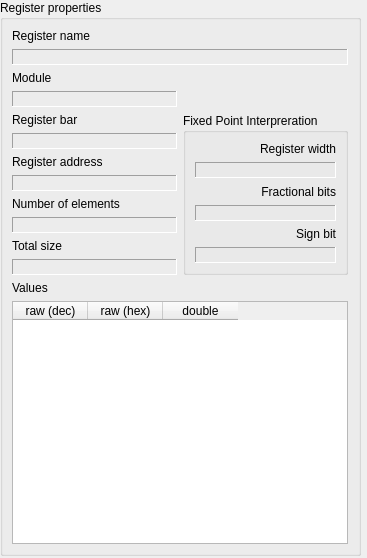
This is src/RegisterPropertiesWidget.ui in ChimeraTK/QtHardMon as Qt 5 draws it before an edit. The edited form follows.
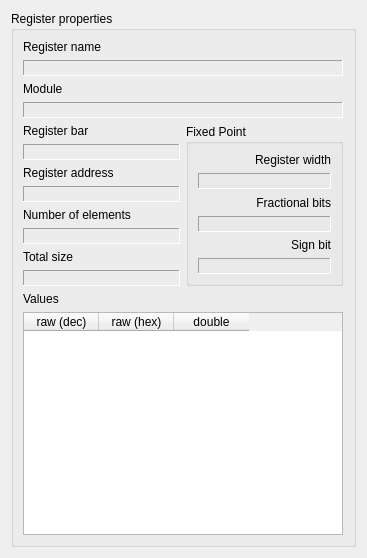
This is the edited form.

Commit message: Fixed incorrect resizing of subwidgets UI used in the application.

```diff
--- a/src/RegisterPropertiesWidget.ui
+++ b/src/RegisterPropertiesWidget.ui
@@ -19,15 +19,9 @@
   <property name="windowTitle">
    <string>Form</string>
   </property>
+  <layout class="QGridLayout" name="gridLayout_2">
+   <item row="0" column="0">
   <widget class="QGroupBox" name="registerPropertiesGroupBox">
-   <property name="geometry">
-    <rect>
-     <x>0</x>
-     <y>0</y>
-     <width>361</width>
-     <height>556</height>
-    </rect>
-   </property>
    <property name="sizePolicy">
     <sizepolicy hsizetype="Preferred" vsizetype="Expanding">
      <horstretch>0</horstretch>
@@ -47,55 +41,113 @@
     <property name="rightMargin">
      <number>10</number>
     </property>
-    <item row="4" column="0">
+      <item row="0" column="0">
+       <layout class="QVBoxLayout" name="verticalLayout_6">
+        <item>
+         <layout class="QVBoxLayout" name="verticalLayout">
+          <item>
+           <widget class="QLabel" name="registerNameLabel">
+            <property name="text">
+             <string>Register name</string>
+            </property>
+           </widget>
+          </item>
+          <item>
+           <widget class="QLabel" name="registerNameDisplay">
+            <property name="enabled">
+             <bool>true</bool>
+            </property>
+            <property name="sizePolicy">
+             <sizepolicy hsizetype="Expanding" vsizetype="Preferred">
+              <horstretch>0</horstretch>
+              <verstretch>0</verstretch>
+             </sizepolicy>
+            </property>
+            <property name="layoutDirection">
+             <enum>Qt::LeftToRight</enum>
+            </property>
+            <property name="frameShape">
+             <enum>QFrame::Panel</enum>
+            </property>
+            <property name="frameShadow">
+             <enum>QFrame::Sunken</enum>
+            </property>
+            <property name="text">
+             <string/>
+            </property>
+           </widget>
+          </item>
+          <item>
+           <widget class="QLabel" name="moduleLabel">
+            <property name="text">
+             <string>Module</string>
+            </property>
+           </widget>
+          </item>
+          <item>
+           <widget class="QLabel" name="moduleDisplay">
+            <property name="sizePolicy">
+             <sizepolicy hsizetype="Expanding" vsizetype="Preferred">
+              <horstretch>0</horstretch>
+              <verstretch>0</verstretch>
+             </sizepolicy>
+            </property>
+            <property name="frameShape">
+             <enum>QFrame::Panel</enum>
+            </property>
+            <property name="frameShadow">
+             <enum>QFrame::Sunken</enum>
+            </property>
+            <property name="text">
+             <string/>
+            </property>
+           </widget>
+          </item>
+          <item>
+           <layout class="QHBoxLayout" name="horizontalLayout">
+            <item>
+             <layout class="QVBoxLayout" name="verticalLayout_2">
+              <item>
      <widget class="QLabel" name="registerBarLabel">
       <property name="text">
        <string>Register bar</string>
       </property>
      </widget>
     </item>
-    <item row="12" column="0">
-     <widget class="QLabel" name="valuesLabel">
+              <item>
+               <widget class="QLabel" name="registerBarDisplay">
+                <property name="sizePolicy">
+                 <sizepolicy hsizetype="Expanding" vsizetype="Preferred">
+                  <horstretch>0</horstretch>
+                  <verstretch>0</verstretch>
+                 </sizepolicy>
+                </property>
+                <property name="frameShape">
+                 <enum>QFrame::Panel</enum>
+                </property>
+                <property name="frameShadow">
+                 <enum>QFrame::Sunken</enum>
+                </property>
       <property name="text">
-       <string>Values</string>
+                 <string/>
       </property>
      </widget>
     </item>
-    <item row="6" column="0">
+              <item>
      <widget class="QLabel" name="registerAddressLabel">
       <property name="text">
        <string>Register address</string>
       </property>
      </widget>
     </item>
-    <item row="11" column="0">
-     <widget class="QLabel" name="registerSizeDisplay">
-      <property name="frameShape">
-       <enum>QFrame::Panel</enum>
-      </property>
-      <property name="frameShadow">
-       <enum>QFrame::Sunken</enum>
-      </property>
-      <property name="text">
-       <string/>
-      </property>
-     </widget>
-    </item>
-    <item row="5" column="0">
-     <widget class="QLabel" name="registerBarDisplay">
-      <property name="frameShape">
-       <enum>QFrame::Panel</enum>
-      </property>
-      <property name="frameShadow">
-       <enum>QFrame::Sunken</enum>
-      </property>
-      <property name="text">
-       <string/>
-      </property>
-     </widget>
-    </item>
-    <item row="7" column="0">
+              <item>
      <widget class="QLabel" name="registerAddressDisplay">
+                <property name="sizePolicy">
+                 <sizepolicy hsizetype="Expanding" vsizetype="Preferred">
+                  <horstretch>0</horstretch>
+                  <verstretch>0</verstretch>
+                 </sizepolicy>
+                </property>
       <property name="frameShape">
        <enum>QFrame::Panel</enum>
       </property>
@@ -107,8 +159,21 @@
       </property>
      </widget>
     </item>
-    <item row="9" column="0">
+              <item>
+               <widget class="QLabel" name="registerNElementsLabel">
+                <property name="text">
+                 <string>Number of elements</string>
+                </property>
+               </widget>
+              </item>
+              <item>
      <widget class="QLabel" name="registerNElementsDisplay">
+                <property name="sizePolicy">
+                 <sizepolicy hsizetype="Expanding" vsizetype="Preferred">
+                  <horstretch>0</horstretch>
+                  <verstretch>0</verstretch>
+                 </sizepolicy>
+                </property>
       <property name="frameShape">
        <enum>QFrame::Panel</enum>
       </property>
@@ -120,17 +185,181 @@
       </property>
      </widget>
     </item>
-    <item row="10" column="0">
+              <item>
      <widget class="QLabel" name="registerSizeLabel">
       <property name="text">
        <string>Total size</string>
       </property>
      </widget>
     </item>
-    <item row="13" column="0" colspan="2">
+              <item>
+               <widget class="QLabel" name="registerSizeDisplay">
+                <property name="sizePolicy">
+                 <sizepolicy hsizetype="Expanding" vsizetype="Preferred">
+                  <horstretch>0</horstretch>
+                  <verstretch>0</verstretch>
+                 </sizepolicy>
+                </property>
+                <property name="frameShape">
+                 <enum>QFrame::Panel</enum>
+                </property>
+                <property name="frameShadow">
+                 <enum>QFrame::Sunken</enum>
+                </property>
+                <property name="text">
+                 <string/>
+                </property>
+               </widget>
+              </item>
+             </layout>
+            </item>
+            <item>
+             <widget class="QGroupBox" name="fixedPointGroupBox">
+              <property name="sizePolicy">
+               <sizepolicy hsizetype="Expanding" vsizetype="Preferred">
+                <horstretch>0</horstretch>
+                <verstretch>0</verstretch>
+               </sizepolicy>
+              </property>
+              <property name="title">
+               <string>Fixed Point</string>
+              </property>
+              <layout class="QVBoxLayout" name="verticalLayout_5">
+               <item>
+                <layout class="QVBoxLayout" name="verticalLayout_3">
+                 <item>
+                  <widget class="QLabel" name="RegisterwidthLabel">
+                   <property name="locale">
+                    <locale language="English" country="UnitedStates"/>
+                   </property>
+                   <property name="text">
+                    <string>Register width</string>
+                   </property>
+                   <property name="alignment">
+                    <set>Qt::AlignRight|Qt::AlignTrailing|Qt::AlignVCenter</set>
+                   </property>
+                  </widget>
+                 </item>
+                 <item>
+                  <widget class="QLabel" name="registerWidthDisplay">
+                   <property name="sizePolicy">
+                    <sizepolicy hsizetype="Expanding" vsizetype="Preferred">
+                     <horstretch>0</horstretch>
+                     <verstretch>0</verstretch>
+                    </sizepolicy>
+                   </property>
+                   <property name="frameShape">
+                    <enum>QFrame::Panel</enum>
+                   </property>
+                   <property name="frameShadow">
+                    <enum>QFrame::Sunken</enum>
+                   </property>
+                   <property name="lineWidth">
+                    <number>1</number>
+                   </property>
+                   <property name="midLineWidth">
+                    <number>1</number>
+                   </property>
+                   <property name="text">
+                    <string/>
+                   </property>
+                   <property name="alignment">
+                    <set>Qt::AlignRight|Qt::AlignTrailing|Qt::AlignVCenter</set>
+                   </property>
+                  </widget>
+                 </item>
+                 <item>
+                  <widget class="QLabel" name="RegisterFracBitsLabel">
+                   <property name="locale">
+                    <locale language="English" country="UnitedStates"/>
+                   </property>
+                   <property name="text">
+                    <string>Fractional bits</string>
+                   </property>
+                   <property name="alignment">
+                    <set>Qt::AlignRight|Qt::AlignTrailing|Qt::AlignVCenter</set>
+                   </property>
+                  </widget>
+                 </item>
+                 <item>
+                  <widget class="QLabel" name="registerFracBitsDisplay">
+                   <property name="sizePolicy">
+                    <sizepolicy hsizetype="Expanding" vsizetype="Preferred">
+                     <horstretch>0</horstretch>
+                     <verstretch>0</verstretch>
+                    </sizepolicy>
+                   </property>
+                   <property name="frameShape">
+                    <enum>QFrame::Panel</enum>
+                   </property>
+                   <property name="frameShadow">
+                    <enum>QFrame::Sunken</enum>
+                   </property>
+                   <property name="text">
+                    <string/>
+                   </property>
+                   <property name="alignment">
+                    <set>Qt::AlignRight|Qt::AlignTrailing|Qt::AlignVCenter</set>
+                   </property>
+                  </widget>
+                 </item>
+                 <item>
+                  <widget class="QLabel" name="SignedBitIndicationLabel">
+                   <property name="locale">
+                    <locale language="English" country="UnitedStates"/>
+                   </property>
+                   <property name="text">
+                    <string>&lt;html&gt;&lt;head/&gt;&lt;body&gt;&lt;p&gt;Sign bit&lt;/p&gt;&lt;/body&gt;&lt;/html&gt;</string>
+                   </property>
+                   <property name="alignment">
+                    <set>Qt::AlignRight|Qt::AlignTrailing|Qt::AlignVCenter</set>
+                   </property>
+                  </widget>
+                 </item>
+                 <item>
+                  <widget class="QLabel" name="registeSignBitDisplay">
+                   <property name="sizePolicy">
+                    <sizepolicy hsizetype="Expanding" vsizetype="Preferred">
+                     <horstretch>0</horstretch>
+                     <verstretch>0</verstretch>
+                    </sizepolicy>
+                   </property>
+                   <property name="frameShape">
+                    <enum>QFrame::Panel</enum>
+                   </property>
+                   <property name="frameShadow">
+                    <enum>QFrame::Sunken</enum>
+                   </property>
+                   <property name="text">
+                    <string/>
+                   </property>
+                   <property name="alignment">
+                    <set>Qt::AlignRight|Qt::AlignTrailing|Qt::AlignVCenter</set>
+                   </property>
+                  </widget>
+                 </item>
+                </layout>
+               </item>
+              </layout>
+             </widget>
+            </item>
+           </layout>
+          </item>
+         </layout>
+        </item>
+        <item>
+         <layout class="QVBoxLayout" name="verticalLayout_4">
+          <item>
+           <widget class="QLabel" name="valuesLabel">
+            <property name="text">
+             <string>Values</string>
+            </property>
+           </widget>
+          </item>
+          <item>
      <widget class="QTableWidget" name="valuesTableWidget">
       <property name="sizePolicy">
-       <sizepolicy hsizetype="Preferred" vsizetype="Expanding">
+             <sizepolicy hsizetype="Expanding" vsizetype="Expanding">
         <horstretch>0</horstretch>
         <verstretch>0</verstretch>
        </sizepolicy>
@@ -176,163 +405,14 @@
       </column>
      </widget>
     </item>
-    <item row="8" column="0">
-     <widget class="QLabel" name="registerNElementsLabel">
-      <property name="text">
-       <string>Number of elements</string>
-      </property>
-     </widget>
-    </item>
-    <item row="1" column="0" colspan="2">
-     <widget class="QLabel" name="registerNameDisplay">
-      <property name="enabled">
-       <bool>true</bool>
-      </property>
-      <property name="layoutDirection">
-       <enum>Qt::LeftToRight</enum>
-      </property>
-      <property name="frameShape">
-       <enum>QFrame::Panel</enum>
-      </property>
-      <property name="frameShadow">
-       <enum>QFrame::Sunken</enum>
-      </property>
-      <property name="text">
-       <string/>
-      </property>
-     </widget>
-    </item>
-    <item row="2" column="0">
-     <widget class="QLabel" name="moduleLabel">
-      <property name="text">
-       <string>Module</string>
-      </property>
-     </widget>
-    </item>
-    <item row="3" column="0">
-     <widget class="QLabel" name="moduleDisplay">
-      <property name="frameShape">
-       <enum>QFrame::Panel</enum>
-      </property>
-      <property name="frameShadow">
-       <enum>QFrame::Sunken</enum>
-      </property>
-      <property name="text">
-       <string/>
-      </property>
-     </widget>
-    </item>
-    <item row="0" column="0">
-     <widget class="QLabel" name="registerNameLabel">
-      <property name="text">
-       <string>Register name</string>
-      </property>
-     </widget>
-    </item>
-    <item row="4" column="1" rowspan="8">
-     <widget class="QGroupBox" name="fixedPointGroupBox">
-      <property name="title">
-       <string>Fixed Point Interpreration</string>
-      </property>
-      <layout class="QVBoxLayout" name="verticalLayout_5">
-       <item>
-        <widget class="QLabel" name="RegisterwidthLabel">
-         <property name="locale">
-          <locale language="English" country="UnitedStates"/>
-         </property>
-         <property name="text">
-          <string>Register width</string>
-         </property>
-         <property name="alignment">
-          <set>Qt::AlignRight|Qt::AlignTrailing|Qt::AlignVCenter</set>
-         </property>
-        </widget>
-       </item>
-       <item>
-        <widget class="QLabel" name="registerWidthDisplay">
-         <property name="frameShape">
-          <enum>QFrame::Panel</enum>
-         </property>
-         <property name="frameShadow">
-          <enum>QFrame::Sunken</enum>
-         </property>
-         <property name="lineWidth">
-          <number>1</number>
-         </property>
-         <property name="midLineWidth">
-          <number>1</number>
-         </property>
-         <property name="text">
-          <string/>
-         </property>
-         <property name="alignment">
-          <set>Qt::AlignRight|Qt::AlignTrailing|Qt::AlignVCenter</set>
-         </property>
-        </widget>
-       </item>
-       <item>
-        <widget class="QLabel" name="RegisterFracBitsLabel">
-         <property name="locale">
-          <locale language="English" country="UnitedStates"/>
-         </property>
-         <property name="text">
-          <string>Fractional bits</string>
-         </property>
-         <property name="alignment">
-          <set>Qt::AlignRight|Qt::AlignTrailing|Qt::AlignVCenter</set>
-         </property>
-        </widget>
-       </item>
-       <item>
-        <widget class="QLabel" name="registerFracBitsDisplay">
-         <property name="frameShape">
-          <enum>QFrame::Panel</enum>
-         </property>
-         <property name="frameShadow">
-          <enum>QFrame::Sunken</enum>
-         </property>
-         <property name="text">
-          <string/>
-         </property>
-         <property name="alignment">
-          <set>Qt::AlignRight|Qt::AlignTrailing|Qt::AlignVCenter</set>
-         </property>
-        </widget>
-       </item>
-       <item>
-        <widget class="QLabel" name="SignedBitIndicationLabel">
-         <property name="locale">
-          <locale language="English" country="UnitedStates"/>
-         </property>
-         <property name="text">
-          <string>&lt;html&gt;&lt;head/&gt;&lt;body&gt;&lt;p&gt;Sign bit&lt;/p&gt;&lt;/body&gt;&lt;/html&gt;</string>
-         </property>
-         <property name="alignment">
-          <set>Qt::AlignRight|Qt::AlignTrailing|Qt::AlignVCenter</set>
-         </property>
-        </widget>
-       </item>
-       <item>
-        <widget class="QLabel" name="registeSignBitDisplay">
-         <property name="frameShape">
-          <enum>QFrame::Panel</enum>
-         </property>
-         <property name="frameShadow">
-          <enum>QFrame::Sunken</enum>
-         </property>
-         <property name="text">
-          <string/>
-         </property>
-         <property name="alignment">
-          <set>Qt::AlignRight|Qt::AlignTrailing|Qt::AlignVCenter</set>
-         </property>
-        </widget>
-       </item>
+         </layout>
+        </item>
+       </layout>
+      </item>
       </layout>
      </widget>
     </item>
    </layout>
-  </widget>
  </widget>
  <resources/>
  <connections/>
```
Lines whose indentation alone changed are shown as unchanged. The commit also changes 4 other files.
